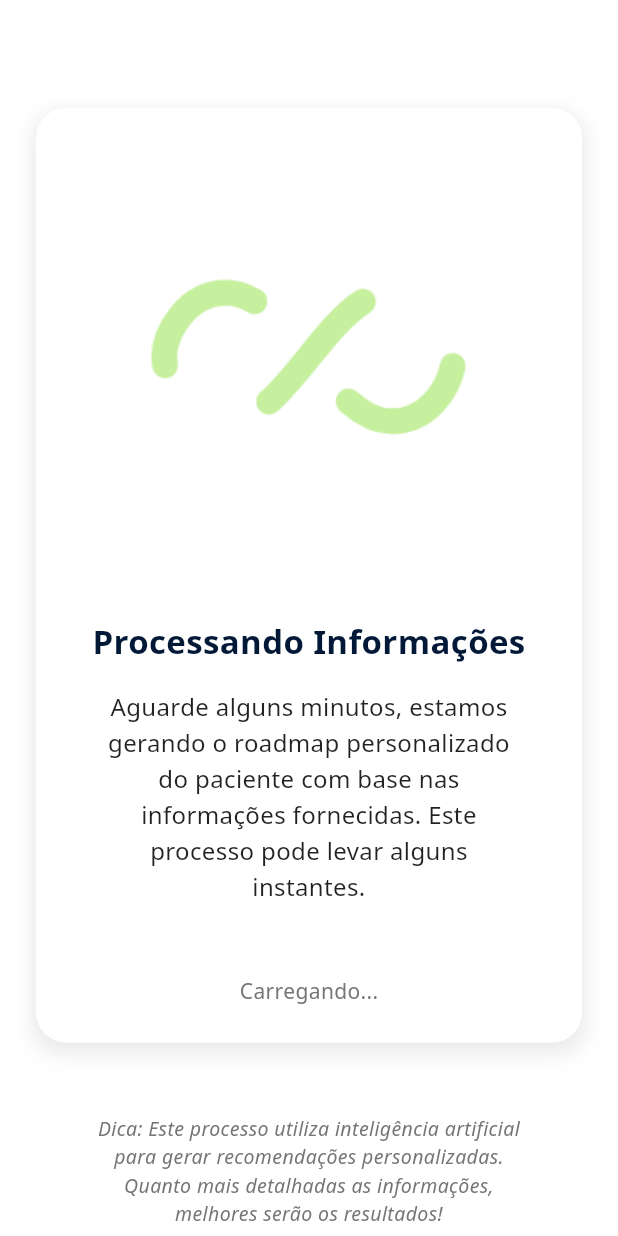
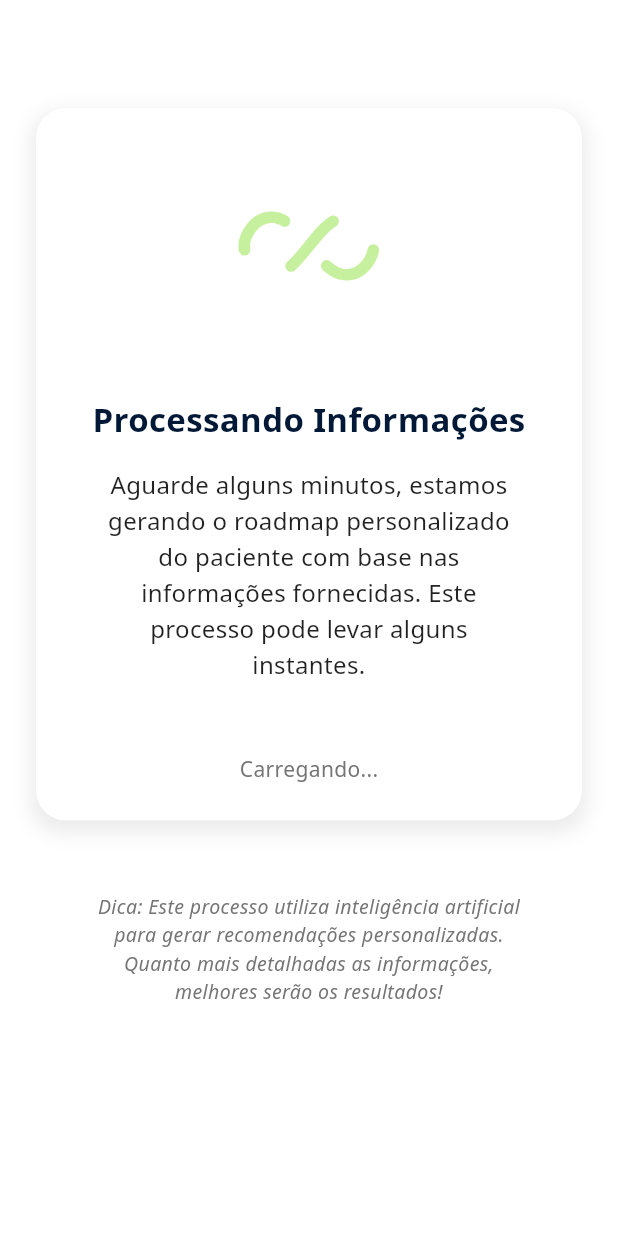
Before and after one commit to Pedrovmart/ProgMulti_PedroMartinelli_Careflow, a Flutter app: the LoadingWidget widget shown alone on an empty page, opened directly with empty values, on a phone screen of 412 x 824 dp. Run offline on Flutter 3.47's test engine with Material 3 defaults, Android fonts, the phone set to English and light mode, and no system bars; our stand-ins replace cloud_firestore, dio, firebase_auth, firebase_core, firebase_storage, flutter_dotenv and 4 more; accounts and stored records are empty; Roboto replaces fonts that are missing (Noto Sans).

Commit message:
fix(loading_gif): ajuste para melhor fluidez do gif de loading pre roadmap

```diff
--- a/lib/app/features/profissional/widgets/consulta_detalhes/loading_widget.dart
+++ b/lib/app/features/profissional/widgets/consulta_detalhes/loading_widget.dart
@@ -20,25 +20,31 @@ class LoadingWidget extends StatelessWidget {
           crossAxisAlignment: CrossAxisAlignment.center,
           children: [
             const SizedBox(height: 48),
-            // Container com sombra para o card
             Container(
               decoration: controller.loadingContainerDecoration,
               padding: const EdgeInsets.all(24.0),
               child: Column(
                 mainAxisSize: MainAxisSize.min,
                 children: [
-                  // Gif de carregamento
                   Container(
                     padding: const EdgeInsets.all(8.0),
                     child: Image.asset(
                       'assets/loading_animation.gif',
-                      //height: 120,
-                      //width: 120,
-                      fit: BoxFit.cover,
+                      height: 120,
+                      width: 120,
+                      fit: BoxFit.contain,
+                      frameBuilder: (context, child, frame, wasSynchronouslyLoaded) {
+                        if (frame == null) {
+                          return const Center(child: CircularProgressIndicator());
+                        }
+                        return child;
+                      },
+                      cacheWidth: 240,
+                      cacheHeight: 240,
+                      filterQuality: FilterQuality.low,
                     ),
                   ),
                   const SizedBox(height: 32),
-                  // Título
                   Text(
                     ConsultaDetalhesController.tituloProcessando,
                     style: const TextStyle(
@@ -49,7 +55,6 @@ class LoadingWidget extends StatelessWidget {
                     textAlign: TextAlign.center,
                   ),
                   const SizedBox(height: 16),
-                  // Mensagem personalizada
                   Padding(
                     padding: const EdgeInsets.symmetric(horizontal: 16.0),
                     child: Text(
@@ -63,7 +68,6 @@ class LoadingWidget extends StatelessWidget {
                     ),
                   ),
                   const SizedBox(height: 32),
-                  // Indicador de progresso com texto
                   Column(
                     children: [
                       const SizedBox(height: 16),
@@ -80,7 +84,6 @@ class LoadingWidget extends StatelessWidget {
               ),
             ),
             const SizedBox(height: 48),
-            // Nota informativa
             Padding(
               padding: const EdgeInsets.symmetric(horizontal: 32.0),
               child: Text(
```
